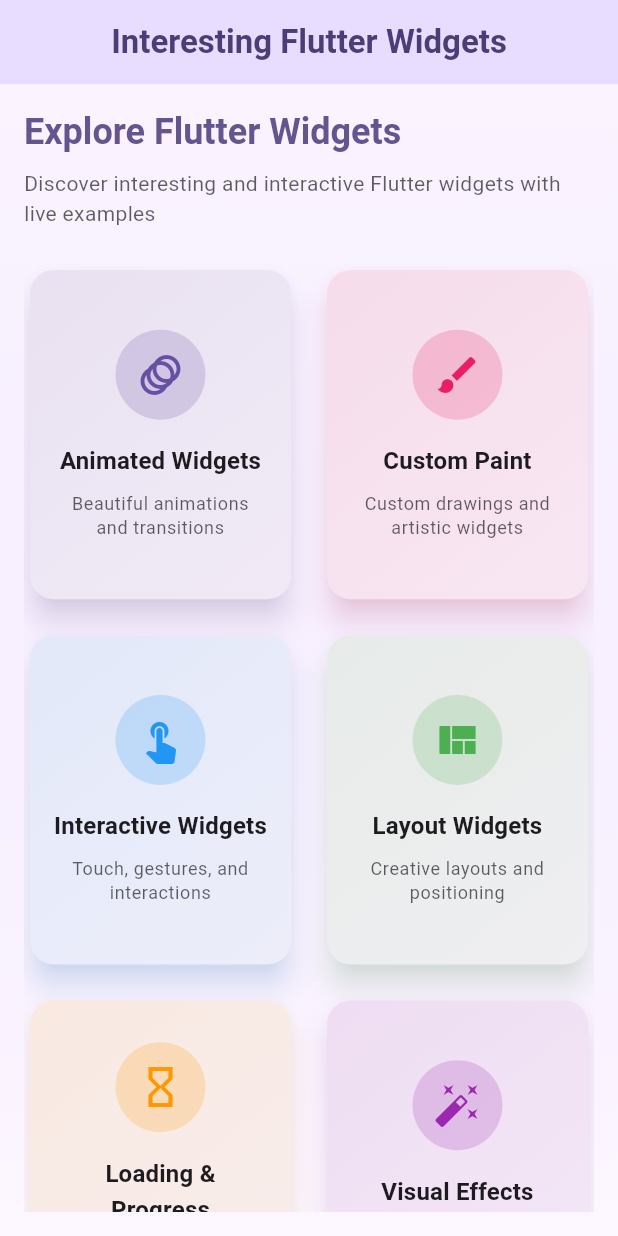
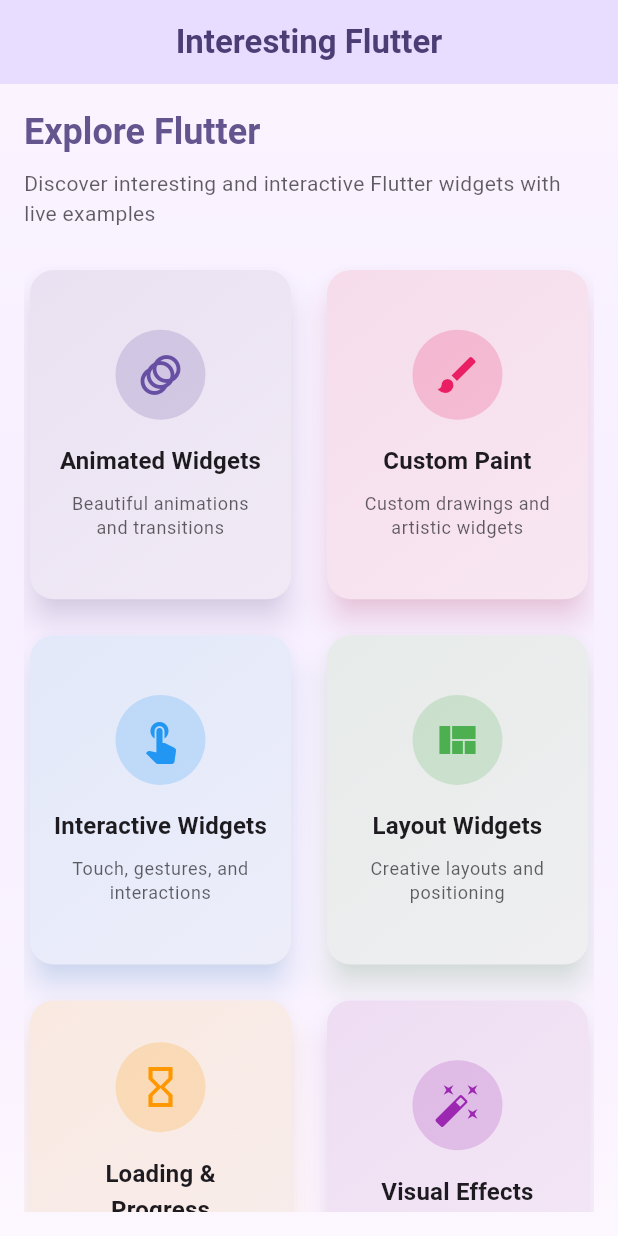
Before and after one commit to MrDenine/interesting_flutter, a Flutter app: the screen it shows after launch, on a phone screen of 412 x 824 dp. Run offline on Flutter 3.47's test engine with Material 3 defaults, Android fonts, the phone set to English and light mode, and no system bars; our stand-ins replace flutter_staggered_animations, shimmer.

Commit message:
fix title screen

```diff
--- a/lib/screens/home_screen.dart
+++ b/lib/screens/home_screen.dart
@@ -11,7 +11,7 @@ class HomeScreen extends StatelessWidget {
     return Scaffold(
       appBar: AppBar(
         title: const Text(
-          'Interesting Flutter Widgets',
+          'Interesting Flutter',
           style: TextStyle(fontWeight: FontWeight.bold),
         ),
         backgroundColor: Theme.of(context).colorScheme.primaryContainer,
@@ -38,7 +38,7 @@ class HomeScreen extends StatelessWidget {
               crossAxisAlignment: CrossAxisAlignment.start,
               children: [
                 Text(
-                  'Explore Flutter Widgets',
+                  'Explore Flutter',
                   style: Theme.of(context).textTheme.headlineSmall?.copyWith(
                         fontWeight: FontWeight.bold,
                         color: Theme.of(context).colorScheme.primary,
```
